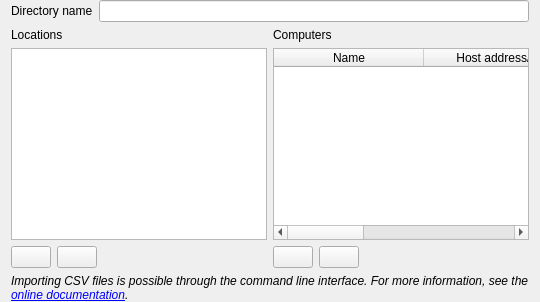
Above: plugins/builtindirectory/BuiltinDirectoryConfigurationPage.ui from veyon/veyon before the change. Below: the same form after it.
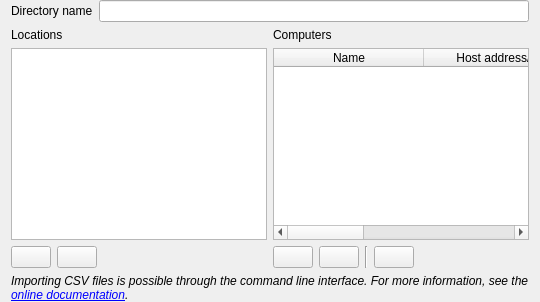
That is the form after the change. Icons and pictures are not drawn.

Commit message: This commit introduces a new plugin, 'StudentFeatures', to provide a comprehensive student management system within Veyon.

The edit to the form file:
```diff
--- a/plugins/builtindirectory/BuiltinDirectoryConfigurationPage.ui
+++ b/plugins/builtindirectory/BuiltinDirectoryConfigurationPage.ui
@@ -164,6 +164,27 @@
        </property>
       </widget>
      </item>
+     <item>
+      <widget class="Line" name="line">
+       <property name="orientation">
+        <enum>Qt::Vertical</enum>
+       </property>
+      </widget>
+     </item>
+     <item>
+      <widget class="QPushButton" name="importStudentsButton">
+       <property name="toolTip">
+        <string>Import students from CSV file</string>
+       </property>
+       <property name="text">
+        <string/>
+       </property>
+       <property name="icon">
+        <iconset resource="../../core/resources/core.qrc">
+         <normaloff>:/core/document-open.png</normaloff>:/core/document-open.png</iconset>
+       </property>
+      </widget>
+     </item>
      <item>
       <spacer name="horizontalSpacer">
        <property name="orientation">
```
Left out of the diff: 17 changed lines with no effect on the pictures. The commit also changes 11 other files.
